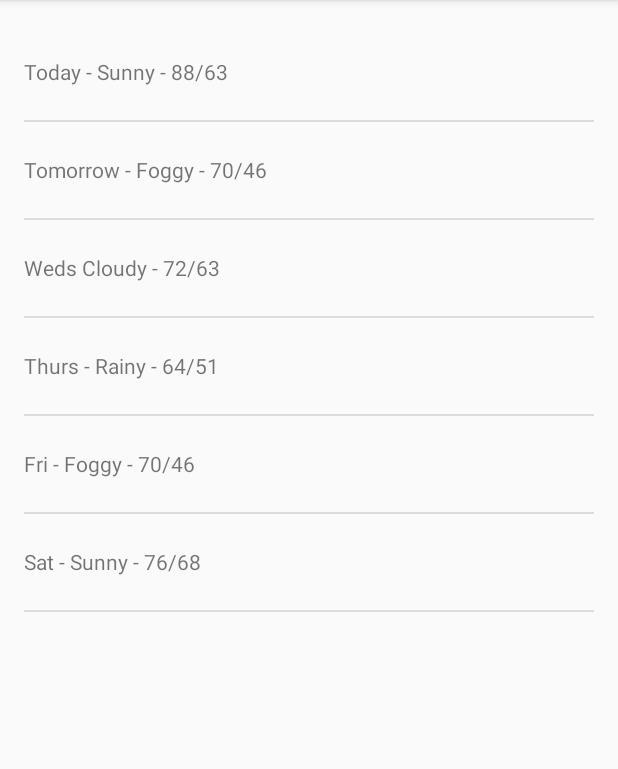
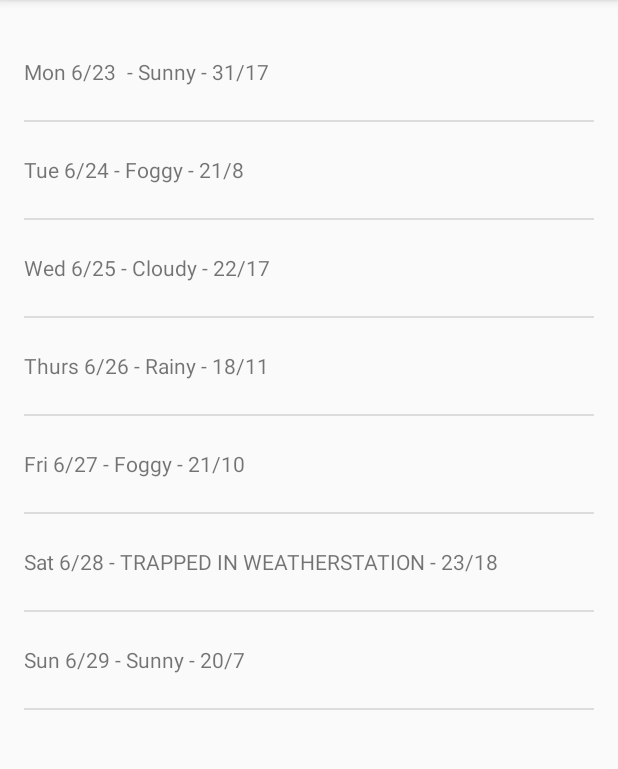
Before and after one commit to adeleong/Sunshine, an Android app: the screen it shows after launch (MainActivity), on a phone screen of 412 x 824 dp, the part 84-853 px from its top. Run offline under Robolectric (Android 15) with nearby library versions, the phone set to English and light mode, and no system bars.

Commit message:
Cambios ForecastFragment

```diff
--- a/app/src/main/java/com/example/android/sunshine/app/ForecastFragment.java
+++ b/app/src/main/java/com/example/android/sunshine/app/ForecastFragment.java
@@ -1,9 +1,21 @@
+/*
+ * Copyright (C) 2014 The Android Open Source Project
+ *
+ * Licensed under the Apache License, Version 2.0 (the "License");
+ * you may not use this file except in compliance with the License.
+ * You may obtain a copy of the License at
+ *
+ *      http://www.apache.org/licenses/LICENSE-2.0
+ *
+ * Unless required by applicable law or agreed to in writing, software
+ * distributed under the License is distributed on an "AS IS" BASIS,
+ * WITHOUT WARRANTIES OR CONDITIONS OF ANY KIND, either express or implied.
+ * See the License for the specific language governing permissions and
+ * limitations under the License.
+ */
 package com.example.android.sunshine.app;
 
-/**
- * Created by Adeleon on 2/11/2015.
- */
-
+import android.os.AsyncTask;
 import android.os.Bundle;
 import android.support.v4.app.Fragment;
 import android.util.Log;
@@ -21,13 +33,12 @@ import java.net.HttpURLConnection;
 import java.net.URL;
 import java.util.ArrayList;
 import java.util.Arrays;
+import java.util.List;
 
 /**
- * A placeholder fragment containing a simple view.
+ * Encapsulates fetching the forecast and displaying it as a {@link ListView} layout.
  */
 public class ForecastFragment extends Fragment {
-
-    ArrayAdapter<String> mForecastAdapter;
 
     public ForecastFragment() {
     }
@@ -35,27 +46,44 @@ public class ForecastFragment extends Fragment {
     @Override
     public View onCreateView(LayoutInflater inflater, ViewGroup container,
                              Bundle savedInstanceState) {
+
+        // Create some dummy data for the ListView.  Here's a sample weekly forecast
+        String[] data = {
+                "Mon 6/23 - Sunny - 31/17",
+                "Tue 6/24 - Foggy - 21/8",
+                "Wed 6/25 - Cloudy - 22/17",
+                "Thurs 6/26 - Rainy - 18/11",
+                "Fri 6/27 - Foggy - 21/10",
+                "Sat 6/28 - TRAPPED IN WEATHERSTATION - 23/18",
+                "Sun 6/29 - Sunny - 20/7"
+        };
+        List<String> weekForecast = new ArrayList<String>(Arrays.asList(data));
+
+        // Now that we have some dummy forecast data, create an ArrayAdapter.
+        // The ArrayAdapter will take data from a source (like our dummy forecast) and
+        // use it to populate the ListView it's attached to.
+        ArrayAdapter<String> forecastAdapter =
+                new ArrayAdapter<String>(
+                        getActivity(), // The current context (this activity)
+                        R.layout.list_item_forecast, // The name of the layout ID.
+                        R.id.list_item_forecast_textView, // The ID of the textview to populate.
+                        weekForecast);
+
         View rootView = inflater.inflate(R.layout.fragment_main, container, false);
 
-        String[] forecastArray = {  "Today - Sunny - 88/63",
-                "Tomorrow - Foggy - 70/46",
-                "Weds Cloudy - 72/63",
-                "Thurs - Rainy - 64/51",
-                "Fri - Foggy - 70/46",
-                "Sat - Sunny - 76/68"};
+        // Get a reference to the ListView, and attach this adapter to it.
+        ListView listView = (ListView) rootView.findViewById(R.id.listview_forecast);
+        listView.setAdapter(forecastAdapter);
 
-        ArrayList<String> weekForecast = new ArrayList<String>(Arrays.asList(forecastArray));
+        return rootView;
+    }
 
-        mForecastAdapter = new ArrayAdapter<String>(
-                getActivity(),
-                R.layout.list_item_forecast,
-                R.id.list_item_forecast_textView,
-                weekForecast
-        );
+    public class FetchWeatherTask extends AsyncTask<Void, Void, Void> {
 
-        ListView listView = (ListView) rootView.findViewById( R.id.listview_forecast);
-        listView.setAdapter(mForecastAdapter);
+        private final String LOG_TAG = FetchWeatherTask.class.getSimpleName();
 
+        @Override
+        protected Void doInBackground(Void... params) {
             // These two need to be declared outside the try/catch
             // so that they can be closed in the finally block.
             HttpURLConnection urlConnection = null;
@@ -66,7 +94,7 @@ public class ForecastFragment extends Fragment {
 
             try {
                 // Construct the URL for the OpenWeatherMap query
-            // Possible parameters are available at OWM's forecast API page, at
+                // Possible parameters are avaiable at OWM's forecast API page, at
                 // http://openweathermap.org/API#forecast
                 URL url = new URL("http://api.openweathermap.org/data/2.5/forecast/daily?q=94043&mode=json&units=metric&cnt=7");
 
@@ -80,7 +108,7 @@ public class ForecastFragment extends Fragment {
                 StringBuffer buffer = new StringBuffer();
                 if (inputStream == null) {
                     // Nothing to do.
-                forecastJsonStr = null;
+                    return null;
                 }
                 reader = new BufferedReader(new InputStreamReader(inputStream));
 
@@ -94,15 +122,15 @@ public class ForecastFragment extends Fragment {
 
                 if (buffer.length() == 0) {
                     // Stream was empty.  No point in parsing.
-                forecastJsonStr = null;
+                    return null;
                 }
                 forecastJsonStr = buffer.toString();
             } catch (IOException e) {
-            Log.e("PlaceholderFragment", "Error ", e);
-            // If the code didn't successfully get the weather data, there's no point in attempting
+                Log.e(LOG_TAG, "Error ", e);
+                // If the code didn't successfully get the weather data, there's no point in attemping
                 // to parse it.
-            forecastJsonStr = null;
-        } finally{
+                return null;
+            } finally {
                 if (urlConnection != null) {
                     urlConnection.disconnect();
                 }
@@ -110,15 +138,11 @@ public class ForecastFragment extends Fragment {
                     try {
                         reader.close();
                     } catch (final IOException e) {
-                    Log.e("PlaceholderFragment", "Error closing stream", e);
+                        Log.e(LOG_TAG, "Error closing stream", e);
                     }
                 }
             }
-
-        return rootView;
-    }
-
-    public class FetchWeatherTask{
-
+            return null;
         }
     }
+}
```
Lines whose indentation alone changed are shown as unchanged.
